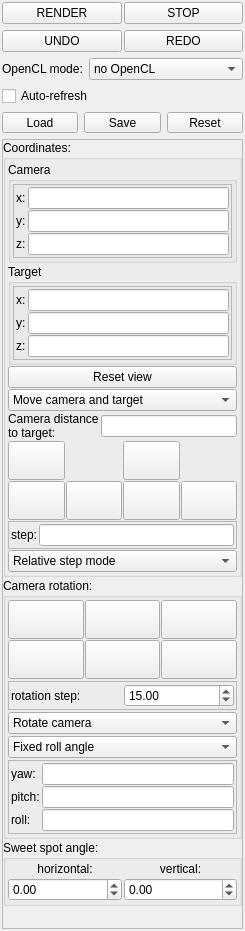
Old version of the form mandelbulber2/qt/dock_navigation.ui in the repository buddhi1980/mandelbulber2.
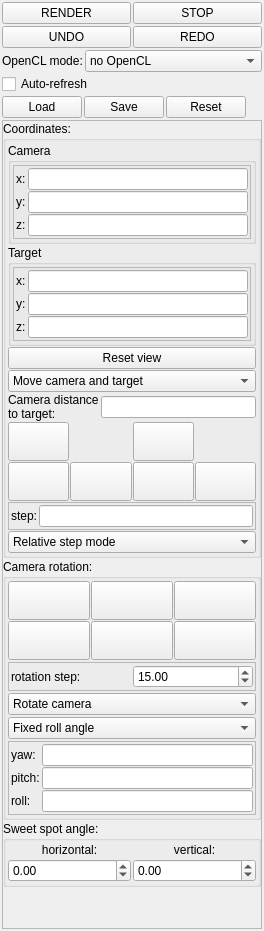
New version of the form. Icons and pictures are not drawn. Custom widgets are drawn as their Qt base class.

Commit message: Finished changes for load/save/reset buttons

Diff of the .ui file:
```diff
--- a/mandelbulber2/qt/dock_navigation.ui
+++ b/mandelbulber2/qt/dock_navigation.ui
@@ -6,7 +6,7 @@
    <rect>
     <x>0</x>
     <y>0</y>
-    <width>245</width>
+    <width>264</width>
     <height>931</height>
    </rect>
   </property>
@@ -14,6 +14,9 @@
    <string>Form</string>
   </property>
   <layout class="QVBoxLayout" name="verticalLayout">
+   <property name="spacing">
+    <number>2</number>
+   </property>
    <property name="leftMargin">
     <number>2</number>
    </property>
@@ -31,7 +34,7 @@
      <property name="topMargin">
       <number>0</number>
      </property>
-     <property name="horizontalSpacing">
+     <property name="spacing">
       <number>2</number>
      </property>
      <item row="1" column="0">
@@ -149,7 +152,7 @@
    <item>
     <layout class="QHBoxLayout" name="horizontalLayout_3">
      <item>
-      <widget class="QToolButton" name="pushButton_local_load_2">
+      <widget class="cButtonLoadSettingsFromWidget" name="pushButton_local_load_2">
        <property name="sizePolicy">
         <sizepolicy hsizetype="Minimum" vsizetype="Fixed">
          <horstretch>0</horstretch>
@@ -162,7 +165,7 @@
       </widget>
      </item>
      <item>
-      <widget class="QToolButton" name="pushButton_local_save_2">
+      <widget class="cButtonSaveSettingsFromWidget" name="pushButton_local_save_2">
        <property name="sizePolicy">
         <sizepolicy hsizetype="Minimum" vsizetype="Fixed">
          <horstretch>0</horstretch>
@@ -175,7 +178,7 @@
       </widget>
      </item>
      <item>
-      <widget class="QToolButton" name="pushButton_local_reset_2">
+      <widget class="cButtonResetSettingsFromWidget" name="pushButton_local_reset_2">
        <property name="sizePolicy">
         <sizepolicy hsizetype="Minimum" vsizetype="Fixed">
          <horstretch>0</horstretch>
@@ -187,6 +190,19 @@
        </property>
       </widget>
      </item>
+     <item>
+      <spacer name="horizontalSpacer_5">
+       <property name="orientation">
+        <enum>Qt::Horizontal</enum>
+       </property>
+       <property name="sizeHint" stdset="0">
+        <size>
+         <width>40</width>
+         <height>20</height>
+        </size>
+       </property>
+      </spacer>
+     </item>
     </layout>
    </item>
    <item>
@@ -201,8 +217,8 @@
       <property name="geometry">
        <rect>
         <x>0</x>
-        <y>-38</y>
-        <width>219</width>
+        <y>0</y>
+        <width>238</width>
         <height>806</height>
        </rect>
       </property>
@@ -1403,6 +1419,21 @@
    <extends>QLineEdit</extends>
    <header>my_line_edit.h</header>
   </customwidget>
+  <customwidget>
+   <class>cButtonLoadSettingsFromWidget</class>
+   <extends>QPushButton</extends>
+   <header>buton_load_settings_from_widget.h</header>
+  </customwidget>
+  <customwidget>
+   <class>cButtonSaveSettingsFromWidget</class>
+   <extends>QPushButton</extends>
+   <header>buton_save_settings_from_widget.h</header>
+  </customwidget>
+  <customwidget>
+   <class>cButtonResetSettingsFromWidget</class>
+   <extends>QPushButton</extends>
+   <header>buton_reset_settings_from_widget.h</header>
+  </customwidget>
   <customwidget>
    <class>MyComboBox</class>
    <extends>QComboBox</extends>
```
The commit also changes 9 other files.
